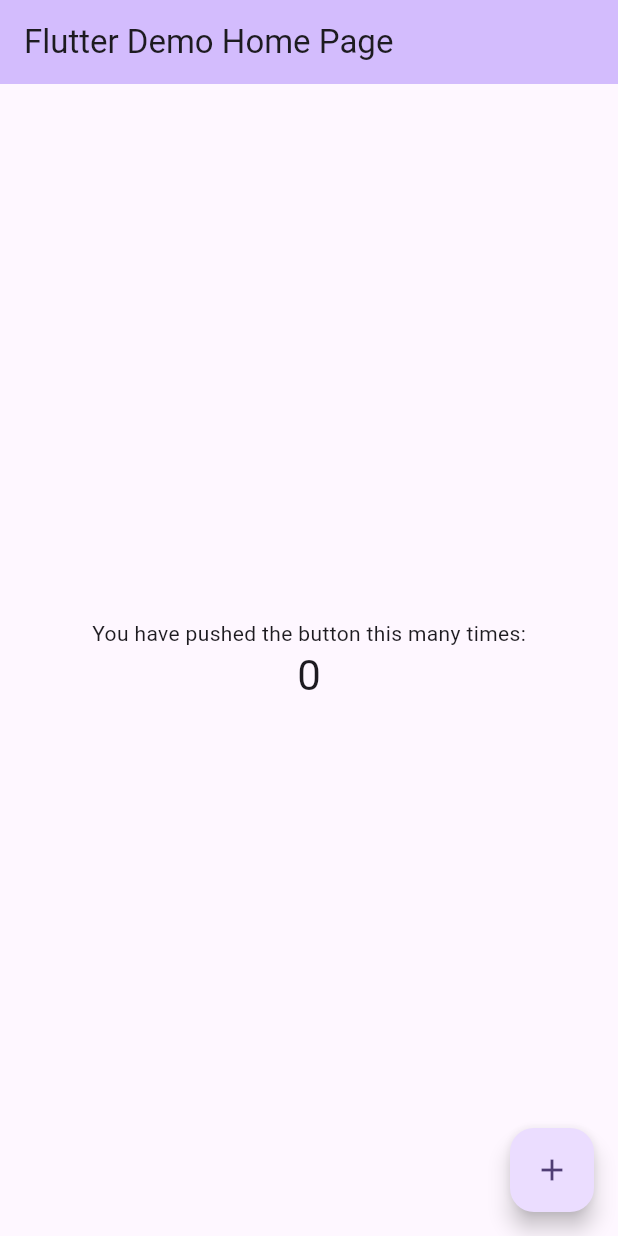
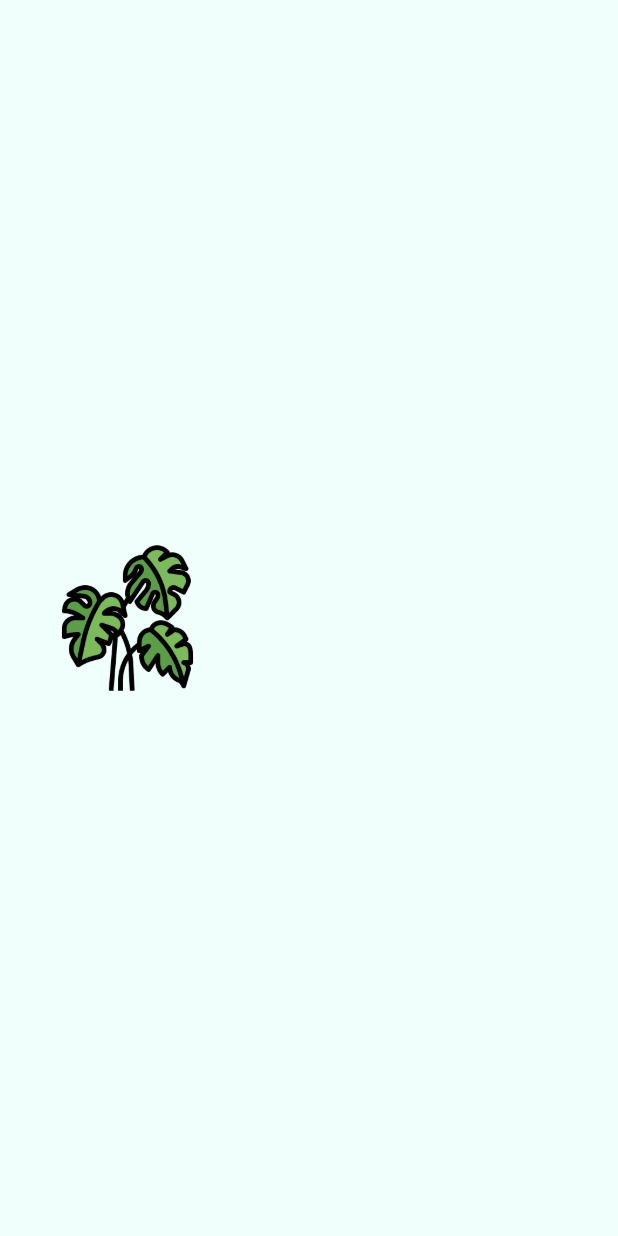
Before and after one commit to Hiru1003/plant-care, a Flutter app: the screen it shows after launch, on a phone screen of 412 x 824 dp. Run offline on Flutter 3.47's test engine with Material 2 defaults, Android fonts, the phone set to English and light mode, and no system bars; our stand-ins replace google_fonts.

Commit message:
loading pages

```diff
--- a/plantcareproject/lib/main.dart
+++ b/plantcareproject/lib/main.dart
@@ -1,4 +1,5 @@
 import 'package:flutter/material.dart';
+import 'package:plantcareproject/pages/loading_page.dart';
 
 void main() {
   runApp(const MyApp());
@@ -7,119 +8,11 @@ void main() {
 class MyApp extends StatelessWidget {
   const MyApp({super.key});
 
-  // This widget is the root of your application.
-  @override
+ @override
   Widget build(BuildContext context) {
-    return MaterialApp(
-      title: 'Flutter Demo',
-      theme: ThemeData(
-        // This is the theme of your application.
-        //
-        // TRY THIS: Try running your application with "flutter run". You'll see
-        // the application has a blue toolbar. Then, without quitting the app,
-        // try changing the seedColor in the colorScheme below to Colors.green
-        // and then invoke "hot reload" (save your changes or press the "hot
-        // reload" button in a Flutter-supported IDE, or press "r" if you used
-        // the command line to start the app).
-        //
-        // Notice that the counter didn't reset back to zero; the application
-        // state is not lost during the reload. To reset the state, use hot
-        // restart instead.
-        //
-        // This works for code too, not just values: Most code changes can be
-        // tested with just a hot reload.
-        colorScheme: ColorScheme.fromSeed(seedColor: Colors.deepPurple),
-        useMaterial3: true,
-      ),
-      home: const MyHomePage(title: 'Flutter Demo Home Page'),
+    return const MaterialApp(
+      debugShowCheckedModeBanner: false,
+      home: loading_page(),
     );
   }
 }
-
-class MyHomePage extends StatefulWidget {
-  const MyHomePage({super.key, required this.title});
-
-  // This widget is the home page of your application. It is stateful, meaning
-  // that it has a State object (defined below) that contains fields that affect
-  // how it looks.
-
-  // This class is the configuration for the state. It holds the values (in this
-  // case the title) provided by the parent (in this case the App widget) and
-  // used by the build method of the State. Fields in a Widget subclass are
-  // always marked "final".
-
-  final String title;
-
-  @override
-  State<MyHomePage> createState() => _MyHomePageState();
-}
-
-class _MyHomePageState extends State<MyHomePage> {
-  int _counter = 0;
-
-  void _incrementCounter() {
-    setState(() {
-      // This call to setState tells the Flutter framework that something has
-      // changed in this State, which causes it to rerun the build method below
-      // so that the display can reflect the updated values. If we changed
-      // _counter without calling setState(), then the build method would not be
-      // called again, and so nothing would appear to happen.
-      _counter++;
-    });
-  }
-
-  @override
-  Widget build(BuildContext context) {
-    // This method is rerun every time setState is called, for instance as done
-    // by the _incrementCounter method above.
-    //
-    // The Flutter framework has been optimized to make rerunning build methods
-    // fast, so that you can just rebuild anything that needs updating rather
-    // than having to individually change instances of widgets.
-    return Scaffold(
-      appBar: AppBar(
-        // TRY THIS: Try changing the color here to a specific color (to
-        // Colors.amber, perhaps?) and trigger a hot reload to see the AppBar
-        // change color while the other colors stay the same.
-        backgroundColor: Theme.of(context).colorScheme.inversePrimary,
-        // Here we take the value from the MyHomePage object that was created by
-        // the App.build method, and use it to set our appbar title.
-        title: Text(widget.title),
-      ),
-      body: Center(
-        // Center is a layout widget. It takes a single child and positions it
-        // in the middle of the parent.
-        child: Column(
-          // Column is also a layout widget. It takes a list of children and
-          // arranges them vertically. By default, it sizes itself to fit its
-          // children horizontally, and tries to be as tall as its parent.
-          //
-          // Column has various properties to control how it sizes itself and
-          // how it positions its children. Here we use mainAxisAlignment to
-          // center the children vertically; the main axis here is the vertical
-          // axis because Columns are vertical (the cross axis would be
-          // horizontal).
-          //
-          // TRY THIS: Invoke "debug painting" (choose the "Toggle Debug Paint"
-          // action in the IDE, or press "p" in the console), to see the
-          // wireframe for each widget.
-          mainAxisAlignment: MainAxisAlignment.center,
-          children: <Widget>[
-            const Text(
-              'You have pushed the button this many times:',
-            ),
-            Text(
-              '$_counter',
-              style: Theme.of(context).textTheme.headlineMedium,
-            ),
-          ],
-        ),
-      ),
-      floatingActionButton: FloatingActionButton(
-        onPressed: _incrementCounter,
-        tooltip: 'Increment',
-        child: const Icon(Icons.add),
-      ), // This trailing comma makes auto-formatting nicer for build methods.
-    );
-  }
-}
--- /dev/null
+++ b/plantcareproject/lib/pages/loading_page.dart
@@ -0,0 +1,46 @@
+import 'package:flutter/material.dart';
+import 'package:plantcareproject/pages/loading_page2.dart';
+
+class loading_page extends StatelessWidget{
+  const loading_page({
+    super.key,
+  });
+
+  @override
+  Widget build(BuildContext context) {
+  return  GestureDetector(
+     onTap: () {
+          Navigator.push(
+          context,MaterialPageRoute(builder: (context) =>  const loading_page2()),
+          );
+        },
+    child: Scaffold(
+
+      backgroundColor:const Color.fromARGB(251, 241, 255, 252),
+
+      body: Padding(
+
+        padding:  const EdgeInsets.all(35.0),
+        child: Column(
+        mainAxisAlignment: MainAxisAlignment.center,
+        children: [
+
+        //icon
+        GestureDetector(
+        child: Image.asset
+        ('lib/images/logo.png',height: 100,),
+        onTap: () {
+          Navigator.push(
+          context,MaterialPageRoute(builder: (context) =>  const loading_page2()),
+          );
+        },
+        )
+      ]
+      ),
+      ),
+      ),
+  );
+
+  }
+
+}
--- a/plantcareproject/pubspec.yaml
+++ b/plantcareproject/pubspec.yaml
@@ -35,6 +35,7 @@ dependencies:
   # The following adds the Cupertino Icons font to your application.
   # Use with the CupertinoIcons class for iOS style icons.
   cupertino_icons: ^1.0.2
+  google_fonts: ^6.1.0
 
 dev_dependencies:
   flutter_test:
@@ -59,8 +60,8 @@ flutter:
   uses-material-design: true
 
   # To add assets to your application, add an assets section, like this:
-  # assets:
-  #   - images/a_dot_burr.jpeg
+  assets:
+   - lib/images/
   #   - images/a_dot_ham.jpeg
 
   # An image asset can refer to one or more resolution-specific "variants", see
```
Also changed, not shown: plantcareproject/lib/pages/loading_page2.dart (added, +84 -0 lines), plantcareproject/lib/images/logo.png (added), plantcareproject/pubspec.lock, 7 other files.
